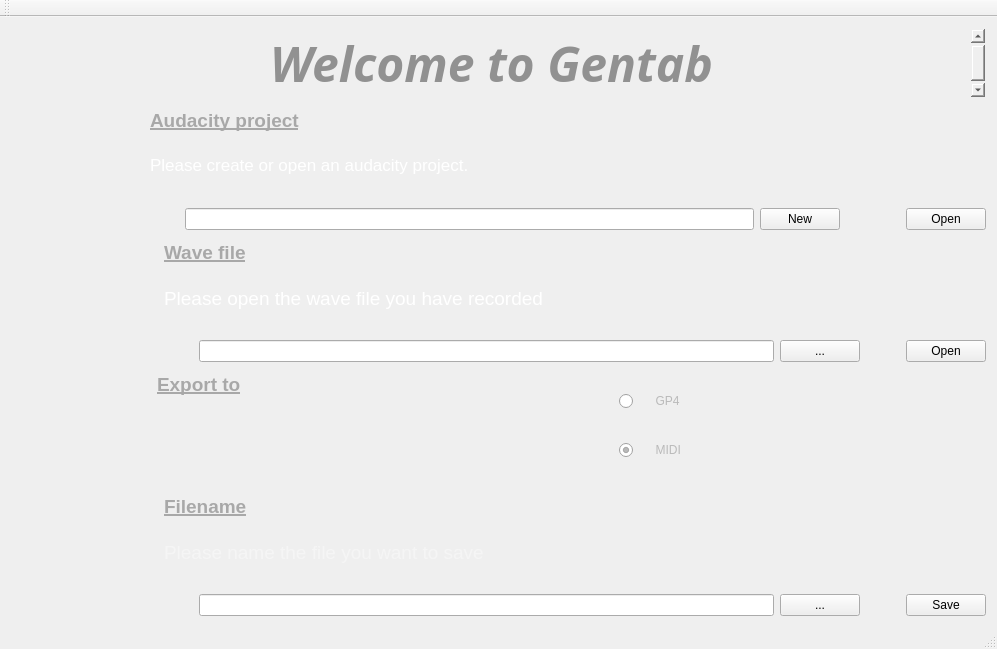
Above: Sources/Application/GenTab/MainWindow.ui from the-midge/gentab before the change. Below: the same form after it.
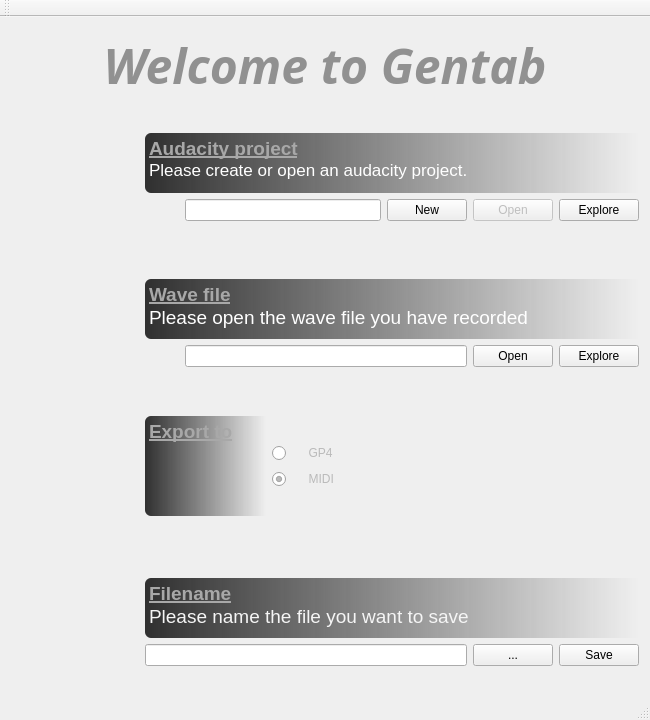
That is the form after the change. Icons and pictures are not drawn.

Commit message: Améliore l'UI, l'étape 1

Patch:
```diff
--- a/Sources/Application/GenTab/MainWindow.ui
+++ b/Sources/Application/GenTab/MainWindow.ui
@@ -12,14 +12,14 @@
    <rect>
     <x>0</x>
     <y>0</y>
-    <width>997</width>
-    <height>649</height>
+    <width>650</width>
+    <height>720</height>
    </rect>
   </property>
   <property name="minimumSize">
    <size>
-    <width>50</width>
-    <height>20</height>
+    <width>650</width>
+    <height>720</height>
    </size>
   </property>
   <property name="windowTitle">
@@ -29,15 +29,74 @@
    <bool>true</bool>
   </property>
   <property name="styleSheet">
-   <string notr="true">#centralWidget{background: url(:/guitar.jpeg)}</string>
+   <string notr="true">#centralWidget{
+background: url(:/guitar.jpeg);
+background-position: center;
+background-repeat: no-repeat;
+}
+
+QTextBrowser{
+background-color:qlineargradient(x1:1 y1:0, x2:0 y2:0, stop:0 rgba(48, 48, 48, 0), stop:1 rgba(48, 48, 48, 255)); 
+border-top-left-radius: 6px;
+border-bottom-left-radius: 6px;
+
+}</string>
+  </property>
+  <property name="animated">
+   <bool>true</bool>
+  </property>
+  <property name="documentMode">
+   <bool>false</bool>
+  </property>
+  <property name="unifiedTitleAndToolBarOnMac">
+   <bool>true</bool>
   </property>
   <widget class="QWidget" name="centralWidget">
    <property name="enabled">
     <bool>true</bool>
    </property>
    <layout class="QHBoxLayout" name="horizontalLayout_4">
+    <item>
+     <spacer name="horizontalSpacer_10">
+      <property name="orientation">
+       <enum>Qt::Horizontal</enum>
+      </property>
+      <property name="sizeHint" stdset="0">
+       <size>
+        <width>40</width>
+        <height>20</height>
+       </size>
+      </property>
+     </spacer>
+    </item>
     <item>
      <layout class="QVBoxLayout" name="verticalLayout_5">
+      <item>
+       <spacer name="verticalSpacer_11">
+        <property name="orientation">
+         <enum>Qt::Vertical</enum>
+        </property>
+        <property name="sizeHint" stdset="0">
+         <size>
+          <width>20</width>
+          <height>40</height>
+         </size>
+        </property>
+       </spacer>
+      </item>
+      <item>
+       <spacer name="verticalSpacer_12">
+        <property name="orientation">
+         <enum>Qt::Vertical</enum>
+        </property>
+        <property name="sizeHint" stdset="0">
+         <size>
+          <width>20</width>
+          <height>40</height>
+         </size>
+        </property>
+       </spacer>
+      </item>
       <item>
        <widget class="QTextBrowser" name="texteTitreLogiciel">
         <property name="font">
@@ -50,6 +109,9 @@
         <property name="styleSheet">
          <string notr="true">background-color:transparent;</string>
         </property>
+        <property name="frameShape">
+         <enum>QFrame::NoFrame</enum>
+        </property>
         <property name="html">
          <string>&lt;!DOCTYPE HTML PUBLIC &quot;-//W3C//DTD HTML 4.0//EN&quot; &quot;http://www.w3.org/TR/REC-html40/strict.dtd&quot;&gt;
 &lt;html&gt;&lt;head&gt;&lt;meta name=&quot;qrichtext&quot; content=&quot;1&quot; /&gt;&lt;style type=&quot;text/css&quot;&gt;
@@ -72,9 +134,22 @@
         </property>
        </spacer>
       </item>
+      <item>
+       <spacer name="verticalSpacer_13">
+        <property name="orientation">
+         <enum>Qt::Vertical</enum>
+        </property>
+        <property name="sizeHint" stdset="0">
+         <size>
+          <width>20</width>
+          <height>40</height>
+         </size>
+        </property>
+       </spacer>
+      </item>
       <item>
        <layout class="QGridLayout" name="gridLayout">
-        <item row="1" column="0">
+        <item row="2" column="0">
          <layout class="QHBoxLayout" name="horizontalLayout_10">
           <item>
            <widget class="QLabel" name="imageNum2">
@@ -86,7 +161,7 @@
             </property>
             <property name="minimumSize">
              <size>
-              <width>129</width>
+              <width>128</width>
               <height>116</height>
              </size>
             </property>
@@ -100,22 +175,6 @@
             </property>
            </widget>
           </item>
-          <item>
-           <widget class="QLabel" name="label_6">
-            <property name="minimumSize">
-             <size>
-              <width>2</width>
-              <height>0</height>
-             </size>
-            </property>
-            <property name="text">
-             <string/>
-            </property>
-            <property name="scaledContents">
-             <bool>true</bool>
-            </property>
-           </widget>
-          </item>
           <item>
            <layout class="QVBoxLayout" name="verticalLayout_2">
             <item>
@@ -126,15 +185,30 @@
               <property name="sizeHint" stdset="0">
                <size>
                 <width>20</width>
-                <height>40</height>
+                <height>0</height>
                </size>
               </property>
              </spacer>
             </item>
             <item>
              <widget class="QTextBrowser" name="texteWaveFile">
+              <property name="sizePolicy">
+               <sizepolicy hsizetype="Expanding" vsizetype="Fixed">
+                <horstretch>0</horstretch>
+                <verstretch>0</verstretch>
+               </sizepolicy>
+              </property>
+              <property name="maximumSize">
+               <size>
+                <width>16777215</width>
+                <height>60</height>
+               </size>
+              </property>
               <property name="styleSheet">
-               <string notr="true">background-color:transparent;</string>
+               <string notr="true"/>
+              </property>
+              <property name="frameShape">
+               <enum>QFrame::NoFrame</enum>
               </property>
               <property name="html">
                <string>&lt;!DOCTYPE HTML PUBLIC &quot;-//W3C//DTD HTML 4.0//EN&quot; &quot;http://www.w3.org/TR/REC-html40/strict.dtd&quot;&gt;
@@ -142,7 +216,6 @@
 p, li { white-space: pre-wrap; }
 &lt;/style&gt;&lt;/head&gt;&lt;body style=&quot; font-family:'MS Shell Dlg 2'; font-size:8.25pt; font-weight:400; font-style:normal;&quot;&gt;
 &lt;p style=&quot; margin-top:0px; margin-bottom:0px; margin-left:0px; margin-right:0px; -qt-block-indent:0; text-indent:0px;&quot;&gt;&lt;span style=&quot; font-family:'.SF NS Text'; font-size:14pt; font-weight:600; text-decoration: underline; color:#a8a8a8;&quot;&gt;Wave file&lt;/span&gt;&lt;/p&gt;
-&lt;p style=&quot;-qt-paragraph-type:empty; margin-top:0px; margin-bottom:0px; margin-left:0px; margin-right:0px; -qt-block-indent:0; text-indent:0px; font-family:'.SF NS Text'; font-size:14pt; font-weight:600; text-decoration: underline; color:#a8a8a8;&quot;&gt;&lt;br /&gt;&lt;/p&gt;
 &lt;p style=&quot; margin-top:0px; margin-bottom:0px; margin-left:0px; margin-right:0px; -qt-block-indent:0; text-indent:0px;&quot;&gt;&lt;span style=&quot; font-family:'.SF NS Text'; font-size:14pt; color:#ffffff;&quot;&gt;Please open the wave file you have recorded&lt;/span&gt;&lt;/p&gt;&lt;/body&gt;&lt;/html&gt;</string>
               </property>
              </widget>
@@ -172,38 +245,6 @@
                 </property>
                </widget>
               </item>
-              <item>
-               <widget class="QPushButton" name="pushButtonExploreWaveFile">
-                <property name="enabled">
-                 <bool>true</bool>
-                </property>
-                <property name="autoFillBackground">
-                 <bool>false</bool>
-                </property>
-                <property name="styleSheet">
-                 <string notr="true"/>
-                </property>
-                <property name="text">
-                 <string>...</string>
-                </property>
-               </widget>
-              </item>
-              <item>
-               <spacer name="horizontalSpacer_7">
-                <property name="orientation">
-                 <enum>Qt::Horizontal</enum>
-                </property>
-                <property name="sizeType">
-                 <enum>QSizePolicy::Fixed</enum>
-                </property>
-                <property name="sizeHint" stdset="0">
-                 <size>
-                  <width>40</width>
-                  <height>20</height>
-                 </size>
-                </property>
-               </spacer>
-              </item>
               <item>
                <widget class="QPushButton" name="pushButtonOpenWaveFile">
                 <property name="enabled">
@@ -220,318 +261,55 @@
                 </property>
                </widget>
               </item>
-             </layout>
-            </item>
-           </layout>
-          </item>
-         </layout>
-        </item>
-        <item row="5" column="0">
-         <layout class="QHBoxLayout" name="horizontalLayout_3">
-          <item>
-           <widget class="QLabel" name="imageNum4">
-            <property name="sizePolicy">
-             <sizepolicy hsizetype="Minimum" vsizetype="Minimum">
-              <horstretch>0</horstretch>
-              <verstretch>0</verstretch>
-             </sizepolicy>
-            </property>
-            <property name="minimumSize">
-             <size>
-              <width>128</width>
-              <height>116</height>
-             </size>
-            </property>
-            <property name="styleSheet">
-             <string notr="true">background: url(:/quatro_final.png);
-background-repeat: no-repeat;</string>
-            </property>
-            <property name="text">
-             <string/>
-            </property>
-           </widget>
-          </item>
-          <item>
-           <spacer name="horizontalSpacer_3">
-            <property name="orientation">
-             <enum>Qt::Horizontal</enum>
-            </property>
-            <property name="sizeType">
-             <enum>QSizePolicy::Fixed</enum>
-            </property>
-            <property name="sizeHint" stdset="0">
-             <size>
-              <width>14</width>
-              <height>20</height>
-             </size>
-            </property>
-           </spacer>
-          </item>
-          <item>
-           <layout class="QHBoxLayout" name="horizontalLayout_12">
-            <item>
-             <layout class="QVBoxLayout" name="verticalLayout_4">
               <item>
-               <spacer name="verticalSpacer_3">
-                <property name="orientation">
-                 <enum>Qt::Vertical</enum>
+               <widget class="QPushButton" name="pushButtonExploreWaveFile">
+                <property name="enabled">
+                 <bool>true</bool>
                 </property>
-                <property name="sizeHint" stdset="0">
-                 <size>
-                  <width>20</width>
-                  <height>40</height>
-                 </size>
+                <property name="autoFillBackground">
+                 <bool>false</bool>
                 </property>
-               </spacer>
-              </item>
-              <item>
-               <widget class="QTextBrowser" name="texteFilename">
                 <property name="styleSheet">
-                 <string notr="true">background-color:transparent;</string>
+                 <string notr="true"/>
                 </property>
-                <property name="html">
-                 <string>&lt;!DOCTYPE HTML PUBLIC &quot;-//W3C//DTD HTML 4.0//EN&quot; &quot;http://www.w3.org/TR/REC-html40/strict.dtd&quot;&gt;
-&lt;html&gt;&lt;head&gt;&lt;meta name=&quot;qrichtext&quot; content=&quot;1&quot; /&gt;&lt;style type=&quot;text/css&quot;&gt;
-p, li { white-space: pre-wrap; }
-&lt;/style&gt;&lt;/head&gt;&lt;body style=&quot; font-family:'MS Shell Dlg 2'; font-size:8.25pt; font-weight:400; font-style:normal;&quot;&gt;
-&lt;p style=&quot; margin-top:0px; margin-bottom:0px; margin-left:0px; margin-right:0px; -qt-block-indent:0; text-indent:0px;&quot;&gt;&lt;span style=&quot; font-family:'.SF NS Text'; font-size:14pt; font-weight:600; text-decoration: underline; color:#a8a8a8;&quot;&gt;Filename&lt;/span&gt;&lt;/p&gt;
-&lt;p style=&quot;-qt-paragraph-type:empty; margin-top:0px; margin-bottom:0px; margin-left:0px; margin-right:0px; -qt-block-indent:0; text-indent:0px; font-family:'.SF NS Text'; font-size:14pt; font-weight:600; text-decoration: underline; color:#a8a8a8;&quot;&gt;&lt;br /&gt;&lt;/p&gt;
-&lt;p style=&quot; margin-top:0px; margin-bottom:0px; margin-left:0px; margin-right:0px; -qt-block-indent:0; text-indent:0px;&quot;&gt;&lt;span style=&quot; font-family:'.SF NS Text'; font-size:14pt; color:#f5f5f5;&quot;&gt;Please name the file you want to save&lt;/span&gt;&lt;/p&gt;&lt;/body&gt;&lt;/html&gt;</string>
+                <property name="text">
+                 <string>Explore</string>
                 </property>
                </widget>
               </item>
-              <item>
-               <layout class="QHBoxLayout" name="horizontalLayout_5">
-                <item>
-                 <spacer name="horizontalSpacer_8">
-                  <property name="orientation">
-                   <enum>Qt::Horizontal</enum>
-                  </property>
-                  <property name="sizeType">
-                   <enum>QSizePolicy::Fixed</enum>
-                  </property>
-                  <property name="sizeHint" stdset="0">
-                   <size>
-                    <width>40</width>
-                    <height>20</height>
-                   </size>
-                  </property>
-                 </spacer>
-                </item>
-                <item>
-                 <widget class="QLineEdit" name="filenameLineEdit">
-                  <property name="inputMask">
-                   <string notr="true"/>
-                  </property>
-                  <property name="dragEnabled">
-                   <bool>true</bool>
-                  </property>
-                  <property name="clearButtonEnabled">
-                   <bool>false</bool>
-                  </property>
-                 </widget>
-                </item>
-                <item>
-                 <widget class="QPushButton" name="pushButtonExploreFilename">
-                  <property name="enabled">
-                   <bool>true</bool>
-                  </property>
-                  <property name="autoFillBackground">
-                   <bool>false</bool>
-                  </property>
-                  <property name="styleSheet">
-                   <string notr="true"/>
-                  </property>
-                  <property name="text">
-                   <string>...</string>
-                  </property>
-                 </widget>
-                </item>
-                <item>
-                 <spacer name="horizontalSpacer_9">
-                  <property name="orientation">
-                   <enum>Qt::Horizontal</enum>
-                  </property>
-                  <property name="sizeType">
-                   <enum>QSizePolicy::Fixed</enum>
-                  </property>
-                  <property name="sizeHint" stdset="0">
-                   <size>
-                    <width>40</width>
-                    <height>20</height>
-                   </size>
-                  </property>
-                 </spacer>
-                </item>
-                <item>
-                 <widget class="QPushButton" name="pushButtonSaveFilename">
-                  <property name="enabled">
-                   <bool>true</bool>
-                  </property>
-                  <property name="autoFillBackground">
-                   <bool>false</bool>
-                  </property>
-                  <property name="styleSheet">
-                   <string notr="true"/>
-                  </property>
-                  <property name="text">
-                   <string>Save</string>
-                  </property>
-                 </widget>
-                </item>
-               </layout>
-              </item>
              </layout>
             </item>
-           </layout>
-          </item>
-         </layout>
-        </item>
-        <item row="0" column="0">
-         <layout class="QHBoxLayout" name="horizontalLayout_9">
-          <item>
-           <widget class="QLabel" name="imageNum1">
-            <property name="sizePolicy">
-             <sizepolicy hsizetype="Minimum" vsizetype="Minimum">
-              <horstretch>0</horstretch>
-              <verstretch>0</verstretch>
-             </sizepolicy>
-            </property>
-            <property name="minimumSize">
-             <size>
-              <width>128</width>
-              <height>100</height>
-             </size>
-            </property>
-            <property name="styleSheet">
-             <string notr="true">background:url(:/uno_final.png);
-background-repeat: no-repeat;</string>
-            </property>
-            <property name="text">
-             <string/>
-            </property>
-            <property name="scaledContents">
-             <bool>true</bool>
-            </property>
-           </widget>
-          </item>
-          <item>
-           <layout class="QVBoxLayout" name="verticalLayout">
             <item>
-             <spacer name="verticalSpacer">
+             <spacer name="verticalSpacer_16">
               <property name="orientation">
                <enum>Qt::Vertical</enum>
               </property>
               <property name="sizeHint" stdset="0">
                <size>
                 <width>20</width>
-                <height>40</height>
+                <height>0</height>
                </size>
               </property>
              </spacer>
             </item>
-            <item>
-             <widget class="QTextBrowser" name="texteAudacityProject">
-              <property name="sizePolicy">
-               <sizepolicy hsizetype="Expanding" vsizetype="Preferred">
-                <horstretch>0</horstretch>
-                <verstretch>0</verstretch>
-               </sizepolicy>
-              </property>
-              <property name="styleSheet">
-               <string notr="true">background-color:transparent;</string>
-              </property>
-              <property name="html">
-               <string>&lt;!DOCTYPE HTML PUBLIC &quot;-//W3C//DTD HTML 4.0//EN&quot; &quot;http://www.w3.org/TR/REC-html40/strict.dtd&quot;&gt;
-&lt;html&gt;&lt;head&gt;&lt;meta name=&quot;qrichtext&quot; content=&quot;1&quot; /&gt;&lt;style type=&quot;text/css&quot;&gt;
-p, li { white-space: pre-wrap; }
-&lt;/style&gt;&lt;/head&gt;&lt;body style=&quot; font-family:'MS Shell Dlg 2'; font-size:8.25pt; font-weight:400; font-style:normal;&quot;&gt;
-&lt;p style=&quot; margin-top:0px; margin-bottom:0px; margin-left:0px; margin-right:0px; -qt-block-indent:0; text-indent:0px;&quot;&gt;&lt;span style=&quot; font-family:'.SF NS Text'; font-size:14pt; font-weight:600; text-decoration: underline; color:#a8a8a8;&quot;&gt;Audacity project&lt;/span&gt;&lt;/p&gt;
-&lt;p style=&quot;-qt-paragraph-type:empty; margin-top:0px; margin-bottom:0px; margin-left:0px; margin-right:0px; -qt-block-indent:0; text-indent:0px; font-family:'.SF NS Text'; font-size:14pt; font-weight:600; text-decoration: underline; color:#a8a8a8;&quot;&gt;&lt;br /&gt;&lt;/p&gt;
-&lt;p style=&quot; margin-top:0px; margin-bottom:0px; margin-left:0px; margin-right:0px; -qt-block-indent:0; text-indent:0px;&quot;&gt;&lt;span style=&quot; font-family:'.SF NS Text'; font-size:13pt; color:#ffffff;&quot;&gt;Please create or open an audacity project.&lt;/span&gt;&lt;/p&gt;&lt;/body&gt;&lt;/html&gt;</string>
-              </property>
-             </widget>
-            </item>
-            <item>
-             <layout class="QHBoxLayout" name="horizontalLayout">
-              <item>
-               <spacer name="horizontalSpacer_5">
-                <property name="orientation">
-                 <enum>Qt::Horizontal</enum>
-                </property>
-                <property name="sizeType">
-                 <enum>QSizePolicy::Fixed</enum>
-                </property>
-                <property name="sizeHint" stdset="0">
-                 <size>
-                  <width>40</width>
-                  <height>20</height>
-                 </size>
-                </property>
-               </spacer>
-              </item>
-              <item>
-               <widget class="QLineEdit" name="audacityProjectLineEdit">
-                <property name="readOnly">
-                 <bool>true</bool>
-                </property>
-               </widget>
-              </item>
-              <item>
-               <widget class="QPushButton" name="pushButtonExploreAudacityProject">
-                <property name="enabled">
-                 <bool>true</bool>
-                </property>
-                <property name="autoFillBackground">
-                 <bool>false</bool>
-                </property>
-                <property name="styleSheet">
-                 <string notr="true"/>
-                </property>
-                <property name="text">
-                 <string>New</string>
-                </property>
-               </widget>
-              </item>
-              <item>
-               <spacer name="horizontalSpacer_2">
-                <property name="orientation">
-                 <enum>Qt::Horizontal</enum>
-                </property>
-                <property name="sizeType">
-                 <enum>QSizePolicy::Fixed</enum>
-                </property>
-                <property name="sizeHint" stdset="0">
-                 <size>
-                  <width>60</width>
-                  <height>20</height>
-                 </size>
-                </property>
-               </spacer>
-              </item>
-              <item>
-               <widget class="QPushButton" name="pushButtonOpenAudacityProject">
-                <property name="enabled">
-                 <bool>true</bool>
-                </property>
-                <property name="autoFillBackground">
-                 <bool>false</bool>
-                </property>
-                <property name="styleSheet">
-                 <string notr="true"/>
-                </property>
-                <property name="text">
-                 <string>Open</string>
-                </property>
-               </widget>
-              </item>
-             </layout>
-            </item>
            </layout>
           </item>
          </layout>
         </item>
         <item row="4" column="0">
+         <spacer name="verticalSpacer_8">
+          <property name="orientation">
+           <enum>Qt::Vertical</enum>
+          </property>
+          <property name="sizeHint" stdset="0">
+           <size>
+            <width>20</width>
+            <height>40</height>
+           </size>
+          </property>
+         </spacer>
+        </item>
+        <item row="5" column="0">
          <layout class="QHBoxLayout" name="horizontalLayout_14">
           <item>
            <layout class="QHBoxLayout" name="horizontalLayout_7">
@@ -561,26 +339,19 @@
                 </property>
                </widget>
               </item>
-              <item>
-               <spacer name="horizontalSpacer">
-                <property name="orientation">
-                 <enum>Qt::Horizontal</enum>
-                </property>
-                <property name="sizeType">
-                 <enum>QSizePolicy::Fixed</enum>
-                </property>
-                <property name="sizeHint" stdset="0">
-                 <size>
-                  <width>7</width>
-                  <height>20</height>
-                 </size>
-                </property>
-               </spacer>
-              </item>
               <item>
                <widget class="QTextBrowser" name="texteExportation">
+                <property name="maximumSize">
+                 <size>
+                  <width>200</width>
+                  <height>100</height>
+                 </size>
+                </property>
                 <property name="styleSheet">
-                 <string notr="true">background-color:transparent;</string>
+                 <string notr="true"/>
+                </property>
+                <property name="frameShape">
+                 <enum>QFrame::NoFrame</enum>
                 </property>
                 <property name="html">
                  <string>&lt;!DOCTYPE HTML PUBLIC &quot;-//W3C//DTD HTML 4.0//EN&quot; &quot;http://www.w3.org/TR/REC-html40/strict.dtd&quot;&gt;
@@ -593,6 +364,19 @@
               </item>
               <item>
                <layout class="QVBoxLayout" name="verticalLayout_3">
+                <item>
+                 <spacer name="verticalSpacer_5">
+                  <property name="orientation">
+                   <enum>Qt::Vertical</enum>
+                  </property>
+                  <property name="sizeHint" stdset="0">
+                   <size>
+                    <width>20</width>
+                    <height>40</height>
+                   </size>
+                  </property>
+                 </spacer>
+                </item>
                 <item>
                  <widget class="QRadioButton" name="buttonGP4">
                   <property name="enabled">
@@ -625,6 +409,19 @@
                   </property>
                  </widget>
                 </item>
+                <item>
+                 <spacer name="verticalSpacer">
+                  <property name="orientation">
+                   <enum>Qt::Vertical</enum>
+                  </property>
+                  <property name="sizeHint" stdset="0">
+                   <size>
+                    <width>20</width>
+                    <height>40</height>
+                   </size>
+                  </property>
+                 </spacer>
+                </item>
                </layout>
               </item>
              </layout>
@@ -649,7 +446,7 @@
           </item>
          </layout>
         </item>
-        <item row="2" column="0">
+        <item row="3" column="0">
          <spacer name="verticalSpacer_7">
           <property name="orientation">
            <enum>Qt::Vertical</enum>
@@ -662,8 +459,339 @@
           </property>
          </spacer>
         </item>
-        <item row="3" column="0">
-         <spacer name="verticalSpacer_8">
+        <item row="6" column="0">
+         <spacer name="verticalSpacer_9">
+          <property name="orientation">
+           <enum>Qt::Vertical</enum>
+          </property>
+          <property name="sizeHint" stdset="0">
+           <size>
+            <width>20</width>
+            <height>40</height>
+           </size>
+          </property>
+         </spacer>
+        </item>
+        <item row="0" column="0">
+         <layout class="QHBoxLayout" name="horizontalLayout_9">
+          <item>
+           <widget class="QLabel" name="imageNum1">
+            <property name="sizePolicy">
+             <sizepolicy hsizetype="Minimum" vsizetype="Minimum">
+              <horstretch>0</horstretch>
+              <verstretch>0</verstretch>
+             </sizepolicy>
+            </property>
+            <property name="minimumSize">
+             <size>
+              <width>128</width>
+              <height>124</height>
+             </size>
+            </property>
+            <property name="styleSheet">
+             <string notr="true">background:url(:/uno_final.png);
+background-repeat: no-repeat;</string>
+            </property>
+            <property name="text">
+             <string/>
+            </property>
+            <property name="scaledContents">
+             <bool>true</bool>
+            </property>
+           </widget>
+          </item>
+          <item>
+           <layout class="QVBoxLayout" name="verticalLayout">
+            <item>
+             <spacer name="verticalSpacer_14">
+              <property name="orientation">
+               <enum>Qt::Vertical</enum>
+              </property>
+              <property name="sizeHint" stdset="0">
+               <size>
+                <width>20</width>
+                <height>0</height>
+               </size>
+              </property>
+             </spacer>
+            </item>
+            <item>
+             <widget class="QTextBrowser" name="texteAudacityProject">
+              <property name="sizePolicy">
+               <sizepolicy hsizetype="Expanding" vsizetype="Preferred">
+                <horstretch>0</horstretch>
+                <verstretch>0</verstretch>
+               </sizepolicy>
+              </property>
+              <property name="maximumSize">
+               <size>
+                <width>16777215</width>
+                <height>60</height>
+               </size>
+              </property>
+              <property name="styleSheet">
+               <string notr="true"/>
+              </property>
+              <property name="frameShape">
+               <enum>QFrame::NoFrame</enum>
+              </property>
+              <property name="lineWidth">
+               <number>0</number>
+              </property>
+              <property name="html">
+               <string>&lt;!DOCTYPE HTML PUBLIC &quot;-//W3C//DTD HTML 4.0//EN&quot; &quot;http://www.w3.org/TR/REC-html40/strict.dtd&quot;&gt;
+&lt;html&gt;&lt;head&gt;&lt;meta name=&quot;qrichtext&quot; content=&quot;1&quot; /&gt;&lt;style type=&quot;text/css&quot;&gt;
+p, li { white-space: pre-wrap; }
+&lt;/style&gt;&lt;/head&gt;&lt;body style=&quot; font-family:'MS Shell Dlg 2'; font-size:8.25pt; font-weight:400; font-style:normal;&quot;&gt;
+&lt;p style=&quot; margin-top:0px; margin-bottom:0px; margin-left:0px; margin-right:0px; -qt-block-indent:0; text-indent:0px;&quot;&gt;&lt;span style=&quot; font-family:'.SF NS Text'; font-size:14pt; font-weight:600; text-decoration: underline; color:#a8a8a8;&quot;&gt;Audacity project&lt;/span&gt;&lt;/p&gt;
+&lt;p style=&quot; margin-top:0px; margin-bottom:0px; margin-left:0px; margin-right:0px; -qt-block-indent:0; text-indent:0px;&quot;&gt;&lt;span style=&quot; font-family:'.SF NS Text'; font-size:13pt; color:#ffffff;&quot;&gt;Please create or open an audacity project.&lt;/span&gt;&lt;/p&gt;&lt;/body&gt;&lt;/html&gt;</string>
+              </property>
+             </widget>
+            </item>
+            <item>
+             <layout class="QHBoxLayout" name="horizontalLayout">
+              <item>
+               <spacer name="horizontalSpacer_5">
+                <property name="orientation">
+                 <enum>Qt::Horizontal</enum>
+                </property>
+                <property name="sizeType">
+                 <enum>QSizePolicy::Fixed</enum>
+                </property>
+                <property name="sizeHint" stdset="0">
+                 <size>
+                  <width>40</width>
+                  <height>20</height>
+                 </size>
+                </property>
+               </spacer>
+              </item>
+              <item>
+               <widget class="QLineEdit" name="audacityProjectLineEdit">
+                <property name="readOnly">
+                 <bool>true</bool>
+                </property>
+               </widget>
+              </item>
+              <item>
+               <widget class="QPushButton" name="pushButtonNewAudacityProject">
+                <property name="enabled">
+                 <bool>true</bool>
+                </property>
+                <property name="autoFillBackground">
+                 <bool>false</bool>
+                </property>
+                <property name="styleSheet">
+                 <string notr="true"/>
+                </property>
+                <property name="text">
+                 <string>New</string>
+                </property>
+               </widget>
+              </item>
+              <item>
+               <widget class="QPushButton" name="pushButtonOpenAudacityProject">
+                <property name="enabled">
+                 <bool>false</bool>
+                </property>
+                <property name="autoFillBackground">
+                 <bool>false</bool>
+                </property>
+                <property name="styleSheet">
+                 <string notr="true"/>
+                </property>
+                <property name="text">
+                 <string>Open</string>
+                </property>
+               </widget>
+              </item>
+              <item>
+               <widget class="QPushButton" name="pushButtonExploreAudacityProject">
+                <property name="text">
+                 <string>Explore</string>
+                </property>
+               </widget>
+              </item>
+             </layout>
+            </item>
+            <item>
+             <layout class="QVBoxLayout" name="verticalLayout_7"/>
+            </item>
+            <item>
+             <spacer name="verticalSpacer_15">
+              <property name="orientation">
+               <enum>Qt::Vertical</enum>
+              </property>
+              <property name="sizeHint" stdset="0">
+               <size>
+                <width>20</width>
+                <height>0</height>
+               </size>
+              </property>
+             </spacer>
+            </item>
+           </layout>
+          </item>
+         </layout>
+        </item>
+        <item row="7" column="0">
+         <layout class="QHBoxLayout" name="horizontalLayout_3">
+          <item>
+           <widget class="QLabel" name="imageNum4">
+            <property name="sizePolicy">
+             <sizepolicy hsizetype="Minimum" vsizetype="Minimum">
+              <horstretch>0</horstretch>
+              <verstretch>0</verstretch>
+             </sizepolicy>
+            </property>
+            <property name="minimumSize">
+             <size>
+              <width>128</width>
+              <height>116</height>
+             </size>
+            </property>
+            <property name="styleSheet">
+             <string notr="true">background: url(:/quatro_final.png);
+background-repeat: no-repeat;</string>
+            </property>
+            <property name="text">
+             <string/>
+            </property>
+           </widget>
+          </item>
+          <item>
+           <layout class="QHBoxLayout" name="horizontalLayout_12">
+            <item>
+             <layout class="QVBoxLayout" name="verticalLayout_4">
+              <item>
+               <spacer name="verticalSpacer_3">
+                <property name="orientation">
+                 <enum>Qt::Vertical</enum>
+                </property>
+                <property name="sizeHint" stdset="0">
+                 <size>
+                  <width>20</width>
+                  <height>40</height>
+                 </size>
+                </property>
+               </spacer>
+              </item>
+              <item>
+               <widget class="QTextBrowser" name="texteFilename">
+                <property name="enabled">
+                 <bool>true</bool>
+                </property>
+                <property name="sizePolicy">
+                 <sizepolicy hsizetype="Expanding" vsizetype="Minimum">
+                  <horstretch>0</horstretch>
+                  <verstretch>0</verstretch>
+                 </sizepolicy>
+                </property>
+                <property name="maximumSize">
+                 <size>
+                  <width>16777215</width>
+                  <height>60</height>
+                 </size>
+                </property>
+                <property name="styleSheet">
+                 <string notr="true"/>
+                </property>
+                <property name="frameShape">
+                 <enum>QFrame::NoFrame</enum>
+                </property>
+                <property name="html">
+                 <string>&lt;!DOCTYPE HTML PUBLIC &quot;-//W3C//DTD HTML 4.0//EN&quot; &quot;http://www.w3.org/TR/REC-html40/strict.dtd&quot;&gt;
+&lt;html&gt;&lt;head&gt;&lt;meta name=&quot;qrichtext&quot; content=&quot;1&quot; /&gt;&lt;style type=&quot;text/css&quot;&gt;
+p, li { white-space: pre-wrap; }
+&lt;/style&gt;&lt;/head&gt;&lt;body style=&quot; font-family:'MS Shell Dlg 2'; font-size:8.25pt; font-weight:400; font-style:normal;&quot;&gt;
+&lt;p style=&quot; margin-top:0px; margin-bottom:0px; margin-left:0px; margin-right:0px; -qt-block-indent:0; text-indent:0px;&quot;&gt;&lt;span style=&quot; font-family:'.SF NS Text'; font-size:14pt; font-weight:600; text-decoration: underline; color:#a8a8a8;&quot;&gt;Filename&lt;/span&gt;&lt;/p&gt;
+&lt;p style=&quot; margin-top:0px; margin-bottom:0px; margin-left:0px; margin-right:0px; -qt-block-indent:0; text-indent:0px;&quot;&gt;&lt;span style=&quot; font-family:'.SF NS Text'; font-size:14pt; color:#f5f5f5;&quot;&gt;Please name the file you want to save&lt;/span&gt;&lt;/p&gt;&lt;/body&gt;&lt;/html&gt;</string>
+                </property>
+               </widget>
+              </item>
+              <item>
+               <layout class="QHBoxLayout" name="horizontalLayout_5">
+                <item>
+                 <widget class="QLineEdit" name="filenameLineEdit">
+                  <property name="inputMask">
+                   <string notr="true"/>
+                  </property>
+                  <property name="dragEnabled">
+                   <bool>true</bool>
+                  </property>
+                  <property name="clearButtonEnabled">
+                   <bool>false</bool>
+                  </property>
+                 </widget>
+                </item>
+                <item>
+                 <widget class="QPushButton" name="pushButtonExploreFilename">
+                  <property name="enabled">
+                   <bool>true</bool>
+                  </property>
+                  <property name="autoFillBackground">
+                   <bool>false</bool>
+                  </property>
+                  <property name="styleSheet">
+                   <string notr="true"/>
+                  </property>
+                  <property name="text">
+                   <string>...</string>
+                  </property>
+                 </widget>
+                </item>
+                <item>
+                 <widget class="QPushButton" name="pushButtonSaveFilename">
+                  <property name="enabled">
+                   <bool>true</bool>
+                  </property>
+                  <property name="autoFillBackground">
+                   <bool>false</bool>
+                  </property>
+                  <property name="styleSheet">
+                   <string notr="true"/>
+                  </property>
+                  <property name="text">
+                   <string>Save</string>
+                  </property>
+                 </widget>
+                </item>
+               </layout>
+              </item>
+              <item>
+               <spacer name="verticalSpacer_17">
+                <property name="orientation">
+                 <enum>Qt::Vertical</enum>
+                </property>
+                <property name="sizeHint" stdset="0">
+                 <size>
+                  <width>20</width>
+                  <height>0</height>
+                 </size>
+                </property>
+               </spacer>
+              </item>
+             </layout>
+            </item>
+           </layout>
+          </item>
+         </layout>
+        </item>
+        <item row="1" column="0">
+         <spacer name="verticalSpacer_6">
+          <property name="orientation">
+           <enum>Qt::Vertical</enum>
+          </property>
+          <property name="sizeHint" stdset="0">
+           <size>
+            <width>20</width>
+            <height>40</height>
+           </size>
+          </property>
+         </spacer>
+        </item>
+        <item row="8" column="0">
+         <spacer name="verticalSpacer_10">
           <property name="orientation">
            <enum>Qt::Vertical</enum>
           </property>
@@ -679,6 +807,19 @@
       </item>
      </layout>
     </item>
+    <item>
+     <spacer name="horizontalSpacer_11">
+      <property name="orientation">
+       <enum>Qt::Horizontal</enum>
+      </property>
+      <property name="sizeHint" stdset="0">
+       <size>
+        <width>40</width>
+        <height>20</height>
+       </size>
+      </property>
+     </spacer>
+    </item>
    </layout>
   </widget>
   <widget class="QMenuBar" name="menuBar">
```
Left out of the diff: 6 changed lines with no effect on the pictures. The commit also changes 7 other files.
